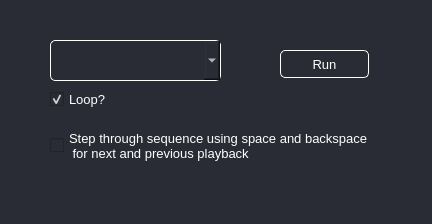
68Duck/pidmx2, file pidmx2/windows/ui/run_sequence_window.ui: the form before one commit.
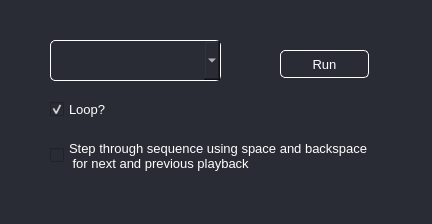
The form after the commit.

Patch:
```diff
--- a/pidmx2/windows/ui/run_sequence_window.ui
+++ b/pidmx2/windows/ui/run_sequence_window.ui
@@ -23,7 +23,7 @@
    <property name="geometry">
     <rect>
      <x>50</x>
-     <y>120</y>
+     <y>130</y>
      <width>331</width>
      <height>51</height>
     </rect>
@@ -58,7 +58,7 @@
    <property name="geometry">
     <rect>
      <x>50</x>
-     <y>90</y>
+     <y>100</y>
      <width>64</width>
      <height>18</height>
     </rect>
```
Left out of the diff: 4 changed lines with no effect on the pictures.
